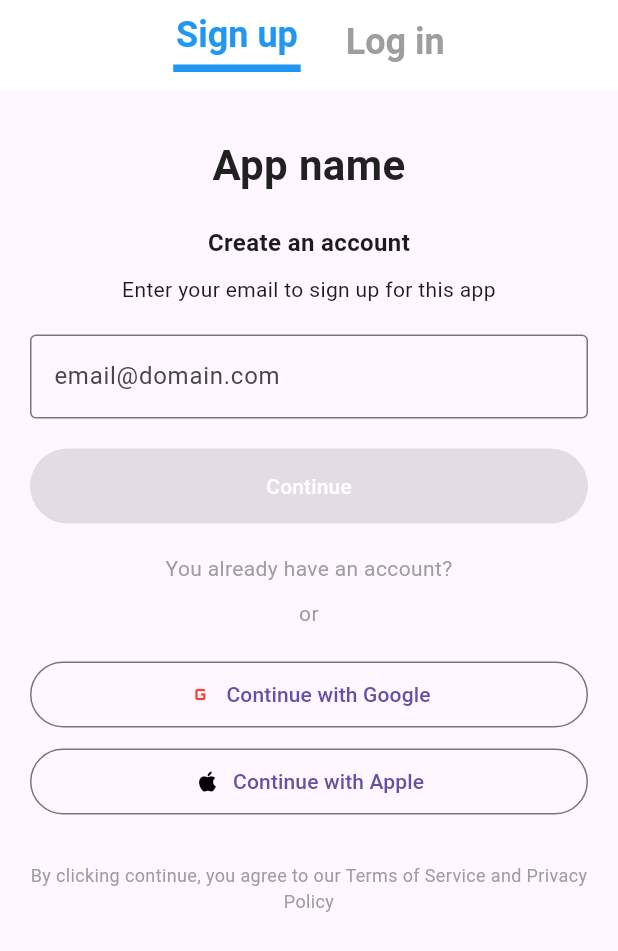
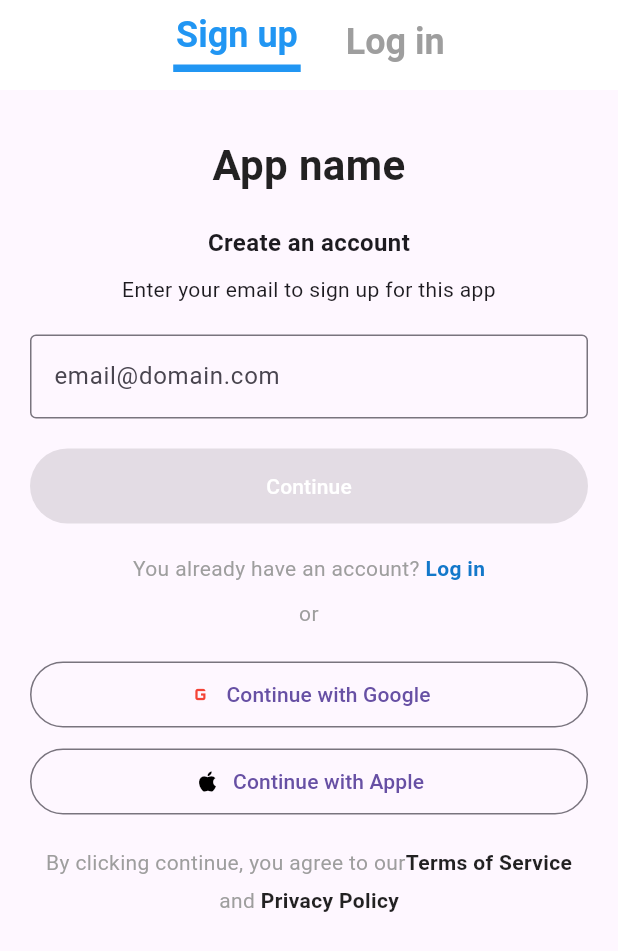
Before and after one commit to SFour2612/flutter-demo-1, a Flutter app: the screen it shows after launch, on a phone screen of 412 x 824 dp. Shown: the top 951 px of the screen. Run offline on Flutter 3.47's test engine with Material 3 defaults, Android fonts, the phone set to English and light mode, and no system bars.

Commit message:
SonSignUp

```diff
--- /dev/null
+++ b/lib/Main/Main.dart
@@ -0,0 +1,16 @@
+import 'package:app/SignUp/SignupScreen1.dart';
+import 'package:flutter/material.dart';
+void main() {
+  runApp(SignUpApp());
+}
+
+class SignUpApp extends StatelessWidget {
+  @override
+  Widget build(BuildContext context) {
+    return MaterialApp(
+      debugShowCheckedModeBanner: false,
+      theme: ThemeData(primarySwatch: Colors.blue),
+      home: SignUpScreen1(),
+    );
+  }
+}
--- a/lib/SignupScreen1.dart
+++ b/lib/SignUp/SignupScreen1.dart
@@ -1,20 +1,7 @@
 import 'package:flutter/material.dart';
 import 'SignupScreen2.dart';
 
-void main() {
-  runApp(SignUpApp());
-}
 
-class SignUpApp extends StatelessWidget {
-  @override
-  Widget build(BuildContext context) {
-    return MaterialApp(
-      debugShowCheckedModeBanner: false,
-      theme: ThemeData(primarySwatch: Colors.blue),
-      home: SignUpScreen1(),
-    );
-  }
-}
 
 class SignUpScreen1 extends StatefulWidget {
   @override
@@ -77,11 +64,11 @@ class _SignUpScreen1State extends State<SignUpScreen1> {
               GestureDetector(
                 onTap: () {
                   setState(() {
-                    _isSignUpSelected = false; // Chuyển sang Log in
+                    _isSignUpSelected = false;
                   });
                   Navigator.push(
                     context,
-                    MaterialPageRoute(builder: (context) => LogInScreen()),
+                    MaterialPageRoute(builder: (context) => LogInScreen()),// Chuyển sang Log in
                   );
                 },
                 child: Column(
@@ -176,14 +163,26 @@ class _SignUpScreen1State extends State<SignUpScreen1> {
                 ),
               ),
               SizedBox(height: 20),
-              Text(
-                "You already have an account?",
-                style: TextStyle(
-                  fontSize: 14,
-                  fontWeight: FontWeight.w400,
-                  color: Colors.grey,
-                ),
-                textAlign: TextAlign.center,
+              Row(
+                mainAxisAlignment: MainAxisAlignment.center,
+                children: [
+                  Text(
+                    'You already have an account? ',
+                    style: TextStyle(fontSize: 14, color: Colors.grey),
+                  ),
+                  GestureDetector(
+                    onTap: () {
+                      Navigator.push(
+                        context,
+                        MaterialPageRoute(builder: (context) => LogInScreen()),
+                      );
+                    },
+                    child: Text(
+                      'Log in',
+                      style: TextStyle(fontSize: 14, fontWeight: FontWeight.bold, color: const Color.fromARGB(255, 19, 120, 202)),
+                    ),
+                  ),
+                ],
               ),
               SizedBox(height: 10),
               Text(
@@ -213,11 +212,55 @@ class _SignUpScreen1State extends State<SignUpScreen1> {
                   padding: EdgeInsets.symmetric(vertical: 12),
                 ),
               ),
-              SizedBox(height: 30),
-              Text(
-                "By clicking continue, you agree to our Terms of Service and Privacy Policy",
-                style: TextStyle(fontSize: 12, color: Colors.grey),
-                textAlign: TextAlign.center,
+              // SizedBox(height: 30),
+              // Text(
+              //   "By clicking continue, you agree to our Terms of Service and Privacy Policy",
+              //   style: TextStyle(fontSize: 12, color: Colors.grey),
+              //   textAlign: TextAlign.center,
+              // ),
+              SizedBox(height: 20),
+              Row(
+                mainAxisAlignment: MainAxisAlignment.center,
+                children: [
+                  Text(
+                    'By clicking continue, you agree to our',
+                    style: TextStyle(fontSize: 14, color: Colors.grey),
+                  ),
+                  GestureDetector(
+                    onTap: () {
+                      Navigator.push(
+                        context,
+                        MaterialPageRoute(builder: (context) => Terms()),
+                      );
+                    },
+                    child: Text(
+                      'Terms of Service',
+                      style: TextStyle(fontSize: 14, fontWeight: FontWeight.bold, color: Colors.black87),
+                    ),
+                  ),
+                ],
+              ),
+              SizedBox(height: 5),
+              Row(
+                mainAxisAlignment: MainAxisAlignment.center,
+                children: [
+                  Text(
+                    'and ',
+                    style: TextStyle(fontSize: 14, color: Colors.grey),
+                  ),
+                  GestureDetector(
+                    onTap: () {
+                      Navigator.push(
+                        context,
+                        MaterialPageRoute(builder: (context) => Terms()),
+                      );
+                    },
+                    child: Text(
+                      'Privacy Policy',
+                      style: TextStyle(fontSize: 14, fontWeight: FontWeight.bold, color: Colors.black87),
+                    ),
+                  ),
+                ],
               ),
             ],
           ),
@@ -242,3 +285,17 @@ class LogInScreen extends StatelessWidget {
     );
   }
 }
+class Terms extends StatelessWidget {
+  @override
+  Widget build(BuildContext context) {
+    return Scaffold(
+      appBar: AppBar(
+        title: Text("Terms of Service and Privary Policy"),
+        centerTitle: true,
+      ),
+      body: Center(
+        child: Text("This is the Terms of Service and Privary Policy screen"),
+      ),
+    );
+  }
+}
```
Also changed, not shown: lib/SignUp/SignUpScreen3.dart (renamed from lib/SignUpScreen3.dart), lib/SignUp/SignupScreen2.dart (renamed from lib/SignupScreen2.dart).
